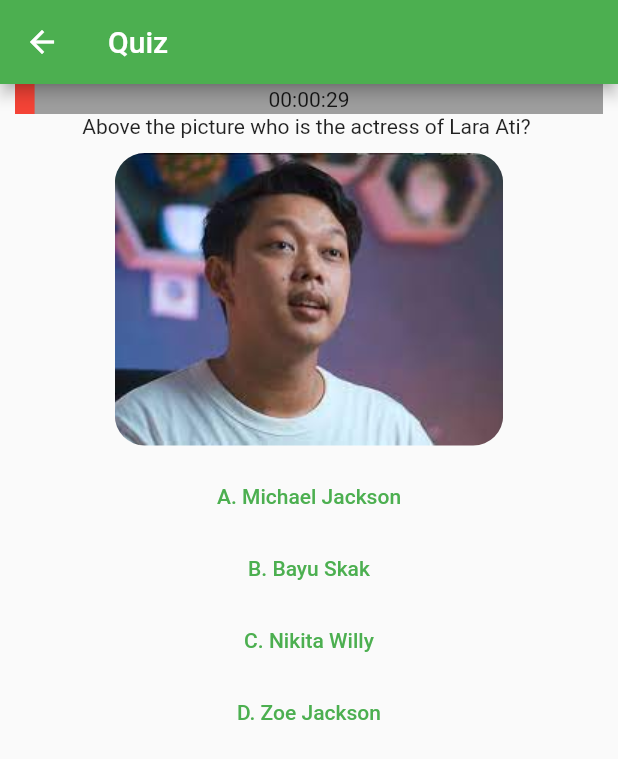
After one commit to daviddprtma/hello_world, a Flutter app: the Quiz screen opened by its route, after a tap on an icon or button, on a phone screen of 412 x 824 dp. The commit adds this screen. Shown: the top 759 px of the screen. Run offline on Flutter 3.47's test engine with Material 2 defaults, Android fonts, the phone set to English and light mode, and no system bars; drawn by our look-alikes of percent_indicator; network calls fail.

Commit message:
update week 5 + homework

```diff
--- /dev/null
+++ b/lib/class/question.dart
@@ -0,0 +1,11 @@
+class QuestionObj {
+  String narration;
+  var picture = [];
+  String option_a;
+  String option_b;
+  String option_c;
+  String option_d;
+  String answer;
+  QuestionObj(this.narration, this.picture, this.option_a, this.option_b,
+      this.option_c, this.option_d, this.answer);
+}
--- a/lib/main.dart
+++ b/lib/main.dart
@@ -6,6 +6,7 @@ import 'package:hello_world/screen/basket.dart';
 import 'package:hello_world/screen/history.dart';
 import 'package:hello_world/screen/home.dart';
 import 'package:hello_world/screen/my_courses.dart';
+import 'package:hello_world/screen/quiz.dart';
 import 'package:hello_world/screen/search.dart';
 import 'package:hello_world/screen/studentlist.dart';
 
@@ -40,6 +41,7 @@ class MyApp extends StatelessWidget {
         'studentlist': (context) => StudentList(),
         'mycourse': (context) => MyCourses(),
         'addrecipe': (context) => AddRecipe(),
+        'quiz': (context) => Quiz(),
       },
     );
   }
@@ -71,7 +73,13 @@ class _MyHomePageState extends State<MyHomePage> {
   String angryEmot = '';
   int _currentIndex = 0;
 
-  final List<Widget> _screens = [Home(), Search(), History(), AddRecipe()];
+  final List<Widget> _screens = [
+    Home(),
+    Search(),
+    History(),
+    AddRecipe(),
+    Quiz()
+  ];
 
   final List<String> _title = ['Home', 'Search', 'History'];
 
@@ -147,7 +155,13 @@ class _MyHomePageState extends State<MyHomePage> {
             leading: Icon(Icons.add_circle_rounded),
             onTap: () {
               Navigator.popAndPushNamed(context, 'addrecipe');
-            })
+            }),
+        ListTile(
+            title: Text("Quiz"),
+            leading: Icon(Icons.quiz_outlined),
+            onTap: () {
+              Navigator.popAndPushNamed(context, 'quiz');
+            }),
       ]),
     );
   }
--- /dev/null
+++ b/lib/screen/quiz.dart
@@ -0,0 +1,313 @@
+import 'package:flutter/material.dart';
+import 'package:hello_world/class/question.dart';
+import 'dart:async';
+import 'package:percent_indicator/percent_indicator.dart';
+
+late Timer _timer;
+int _hitung = 0;
+bool _isrun = false;
+int _initValue = 30;
+var _questions = <QuestionObj>[];
+int _question_no = 0;
+int _soal_ke = 0;
+int _point = 0;
+int _round = 0;
+
+class Quiz extends StatefulWidget {
+  @override
+  State<StatefulWidget> createState() => _QuizState();
+}
+
+class _QuizState extends State<Quiz> {
+  startTimer() {
+    _timer = Timer.periodic(Duration(milliseconds: 2000), (timer) {
+      setState(() {
+        _hitung--;
+        if (_round == _questions[_question_no].picture.length - 1) {
+          _round = 0;
+          _soal_ke++;
+        } else {
+          _round++;
+        }
+
+        if (_soal_ke == 5) {
+          finishAnswer();
+          _hitung = _initValue;
+        }
+
+        _isrun = true;
+      });
+    });
+  }
+
+  String formatTime(int hitung) {
+    var secs = _hitung;
+    var hours = (hitung ~/ 3600).toString().padLeft(2, '0');
+    var minutes = ((hitung % 3600) ~/ 60).toString().padLeft(2, '0');
+    var seconds = (hitung % 60).toString().padLeft(2, '0');
+    return "$hours:$minutes:$seconds";
+  }
+
+  @override
+  void initState() {
+    super.initState();
+    _hitung = _initValue;
+    startTimer();
+    _questions.add(QuestionObj(
+        "Not a member of Avenger ",
+        [
+          'assets/images/hulkhogan.jpg',
+        ],
+        'Ironman',
+        'Spiderman',
+        'Thor',
+        'Hulk Hogan',
+        'Hulk Hogan'));
+
+    _questions.add(QuestionObj(
+        "Above the picture who is the actress of Lara Ati? ",
+        [
+          'assets/images/bayuskak.jpg',
+        ],
+        'Michael Jackson',
+        'Bayu Skak',
+        'Nikita Willy',
+        'Zoe Jackson',
+        'Bayu Skak'));
+
+    _questions.add(QuestionObj(
+        "What is the title of the actor in the above is correct from Steven Seagul? ",
+        [
+          'assets/images/stevenseagal.jpg',
+        ],
+        'The Expandables',
+        'Despicable Me 2',
+        'Cars 3',
+        'Black Hawk Down',
+        'The Expandables'));
+
+    _questions.add(QuestionObj(
+        "Which one is the correct title about the picture in the above?",
+        [
+          'assets/images/minions.jpg',
+        ],
+        'Fast & Furious 7',
+        'Now You See Me',
+        'Minions 2',
+        'Ghost Buster',
+        'Minions 2'));
+
+    _questions.add(QuestionObj(
+        "What is the name of the actor in Fast & Furious 7 above in the picture?",
+        [
+          'assets/images/paulwalker.jpg',
+        ],
+        'Vin Diesel',
+        'Paul Walker',
+        'Caleb Walker',
+        'Dwayne Johnson',
+        'Paul Walker'));
+
+    _questions.add(QuestionObj(
+        "When cars 3 get released to the film?",
+        [
+          'assets/images/cars.jpeg',
+        ],
+        '2015',
+        '2020',
+        '2013',
+        '2017',
+        '2017'));
+
+    _questions.add(QuestionObj(
+        "Guess the name of the actor in Rambo 4",
+        [
+          'assets/images/sylvesterstallone.jpg',
+        ],
+        'Sylvester Stallone',
+        'Steven Seagal',
+        'Chuck Norris',
+        'Brad Pitt',
+        'Sylvester Stallone'));
+
+    _questions.add(QuestionObj(
+        "Guess the film title of Brad Pitt which he always shown in the movie",
+        [
+          'assets/images/bradpitt.jpg',
+        ],
+        'Athena',
+        'World War Z',
+        'Lou',
+        'Carter',
+        'World War Z'));
+
+    _questions.add(QuestionObj(
+        "When Turning Red get released above the picture?",
+        [
+          'assets/images/bradpitt.jpg',
+        ],
+        '2019',
+        '2020',
+        '2021',
+        '2022',
+        '2022'));
+
+    _questions.add(QuestionObj(
+        "Who's one actor name whose he/she do filming in Love & Gelato? ",
+        [
+          'assets/images/loveandgelato.jpg',
+        ],
+        'Valentina Lodovini',
+        'Taylor Swift',
+        'Angelina Jolie',
+        'Katty Perry',
+        'Valentina Lodovini'));
+
+    _questions.shuffle();
+    // _questions.add(QuestionObj("Not a member of Teletubbies", 'Dipsy',
+    //     'Patrick', 'Laalaa', 'Poo', 'Patrick'));
+    // _questions.add(QuestionObj("Not a member of justice league", 'batman',
+    //     'superman', 'flash', 'aquades', 'aquades'));
+  }
+
+  @override
+  void dispose() {
+    _timer.cancel();
+    _hitung = 0;
+    super.dispose();
+  }
+
+  void checkAnswer(String answer) {
+    setState(() {
+      if (answer == _questions[_question_no].answer) {
+        // round 1
+        if (_round == 1) {
+          _point += 100;
+        }
+        // round 2
+        else if (_round == 2) {
+          _point += 75;
+        }
+        // round 3
+        else if (_round == 3) {
+          _point += 60;
+        }
+        // round 4
+        else if (_round == 4) {
+          _point += 55;
+        } else {
+          _point += 40;
+        }
+        _round = 0;
+        _soal_ke++;
+        _question_no++;
+      } else {
+        if (_round == _questions[_question_no].picture.length - 1) {
+          _round = 0;
+          _soal_ke++;
+          _question_no++;
+        } else {
+          _round++;
+        }
+      }
+
+      if (_soal_ke == 5) {
+        finishAnswer();
+        _hitung = _initValue;
+      }
+    });
+  }
+
+  finishAnswer() {
+    _timer.cancel();
+    _question_no = 0;
+    showDialog<String>(
+        context: context,
+        builder: (BuildContext context) => AlertDialog(
+              title: Text('Quiz'),
+              content: Text('Your point = $_point'),
+              actions: <Widget>[
+                TextButton(
+                  onPressed: () {
+                    Navigator.pop(context, 'OK');
+                    Navigator.pop(context);
+                  },
+                  child: const Text('OK'),
+                ),
+              ],
+            ));
+  }
+
+  @override
+  Widget build(BuildContext context) {
+    return Scaffold(
+        appBar: AppBar(title: Text('Quiz')),
+        body: SingleChildScrollView(
+            child: Center(
+                child: Column(children: <Widget>[
+          // CircularPercentIndicator(
+          //   radius: 120.0,
+          //   lineWidth: 20.0,
+          //   percent: 1 - (_hitung / _initValue),
+          //   backgroundColor: Colors.amber,
+          //   center: Text(
+          //     formatTime(_hitung),
+          //   ),
+          //   progressColor: Colors.red,
+          // ),
+          LinearPercentIndicator(
+            center: Text(
+              formatTime(_hitung),
+            ),
+            width: MediaQuery.of(context).size.width,
+            lineHeight: 20.0,
+            percent: 1.0 - (_hitung / _initValue),
+            backgroundColor: Colors.grey,
+            progressColor: Colors.red,
+          ),
+          Text(_questions[_question_no].narration),
+          Padding(
+            padding: EdgeInsets.all(10),
+            child: ClipRRect(
+              borderRadius: BorderRadius.circular(20),
+              child: Image.asset(_questions[_question_no].picture[_round]),
+            ),
+          ),
+          TextButton(
+              onPressed: () {
+                checkAnswer(_questions[_question_no].option_a);
+              },
+              child: Text("A. " + _questions[_question_no].option_a)),
+          TextButton(
+              onPressed: () {
+                checkAnswer(_questions[_question_no].option_b);
+              },
+              child: Text("B. " + _questions[_question_no].option_b)),
+          TextButton(
+              onPressed: () {
+                checkAnswer(_questions[_question_no].option_c);
+              },
+              child: Text("C. " + _questions[_question_no].option_c)),
+          TextButton(
+              onPressed: () {
+                checkAnswer(_questions[_question_no].option_d);
+              },
+              child: Text("D. " + _questions[_question_no].option_d)),
+
+          // _isrun == true
+          //     ? ElevatedButton(
+          //         onPressed: () {
+          //           _timer.cancel();
+          //           setState(() {
+          //             _isrun = false;
+          //           });
+          //         },
+          //         child: Text("Stop"))
+          //     : ElevatedButton(
+          //         onPressed: () {
+          //           startTimer();
+          //         },
+          //         child: Text("Start"))
+        ]))));
+  }
+}
```
Also changed, not shown: pubspec.yaml (+11 -0 lines), assets/images/bayuskak.jpg (added), assets/images/bradpitt.jpg (added), assets/images/cars.jpeg (added), assets/images/hulkhogan.jpg (added), assets/images/loveandgelato.jpg (added), assets/images/minions.jpg (added), assets/images/paulwalker.jpg (added), assets/images/stevenseagal.jpg (added), assets/images/sylvesterstallone.jpg (added), assets/images/turningred.jpg (added), pubspec.lock, 1 other file.
